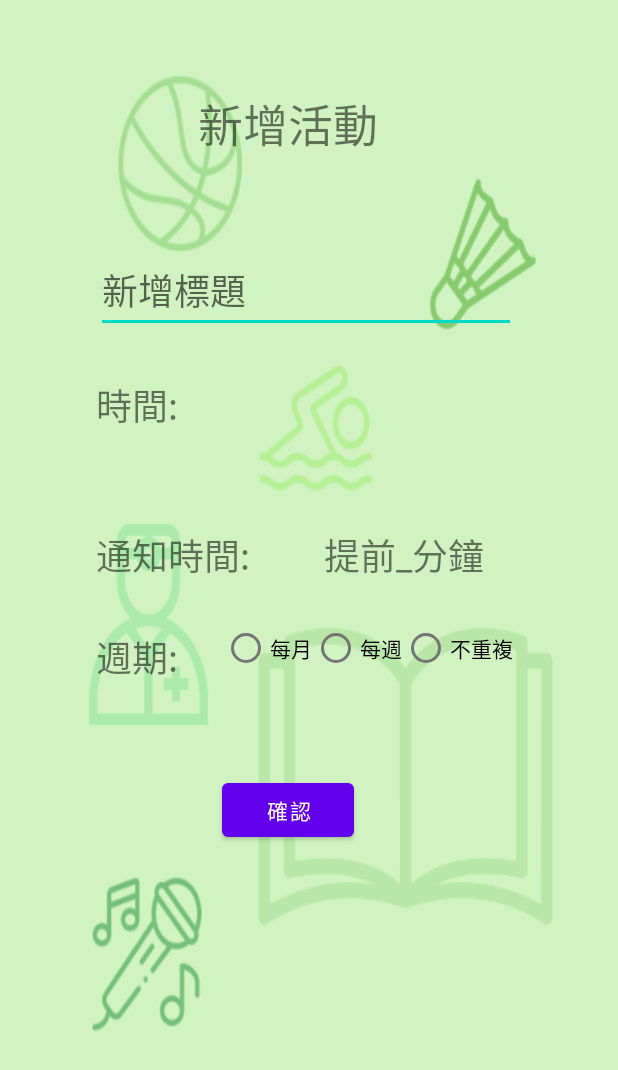
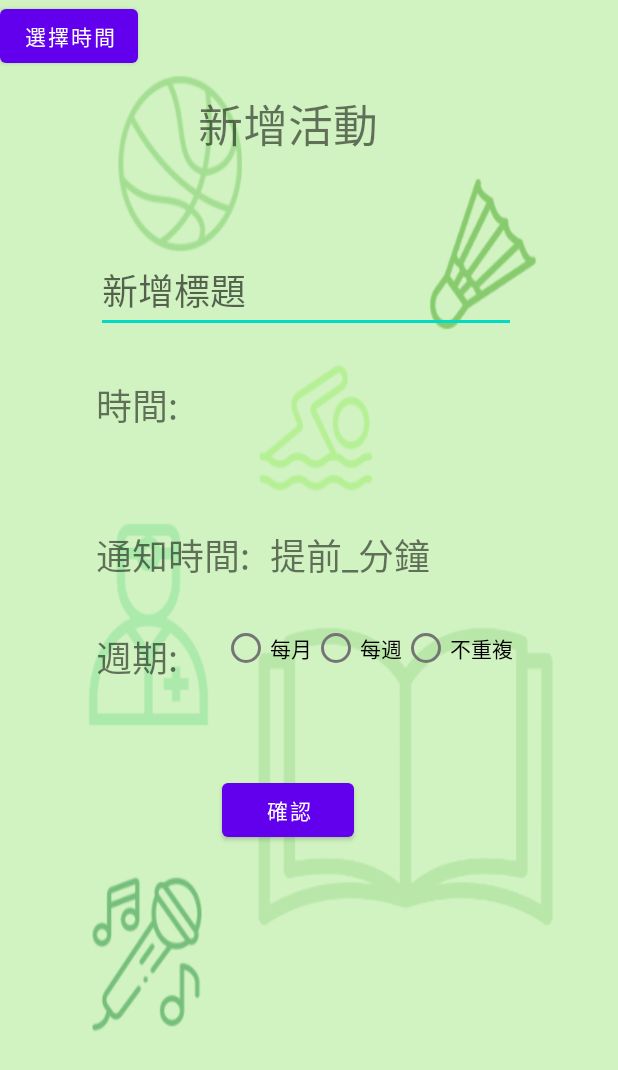
Before and after one commit to HappyGroupHub/TimeManagementMaster, an Android app: the ActivityAddEvent screen opened directly, with no data from a screen before it, on a phone screen of 412 x 824 dp. Shown: the top 1070 px of the screen. Run offline under Robolectric (Android 15) with nearby library versions, the phone set to English and light mode, and no system bars; 2 statements that could not run were skipped.

Commit message:
Update(LD) - Add time selector

```diff
--- a/app/src/main/java/com/gmail/chiyc88/timemanagementmaster/ActivityAddEvent.kt
+++ b/app/src/main/java/com/gmail/chiyc88/timemanagementmaster/ActivityAddEvent.kt
@@ -1,15 +1,23 @@
 package com.gmail.chiyc88.timemanagementmaster
 
 import android.app.Activity
+import android.app.TimePickerDialog
 import android.content.Intent
-import androidx.appcompat.app.AppCompatActivity
 import android.os.Bundle
 import android.widget.Button
 import android.widget.TextView
+import android.widget.TimePicker
+import androidx.appcompat.app.AppCompatActivity
 import java.text.SimpleDateFormat
 import java.util.*
 
-class ActivityAddEvent : AppCompatActivity() {
+class ActivityAddEvent : AppCompatActivity(), TimePickerDialog.OnTimeSetListener {
+
+    var hour = 0
+    var minute = 0
+    var savedHour = 0
+    var savedMinute = 0
+
     override fun onCreate(savedInstanceState: Bundle?) {
         super.onCreate(savedInstanceState)
         setContentView(R.layout.activity_add_event)
@@ -20,12 +28,36 @@ class ActivityAddEvent : AppCompatActivity() {
         val tv_selectedDate = findViewById<TextView>(R.id.tv_selectedDate)
         tv_selectedDate.text = String.format(dateLong)
 
+
         val btn_done = findViewById<Button>(R.id.btn_done)
-
         btn_done.setOnClickListener {
             val b = Bundle()
             setResult(Activity.RESULT_OK, Intent().putExtras(b))
             finish()
         }
+        pickTime()
+    }
+
+    fun getTimeCalendar() {
+        val cal = Calendar.getInstance()
+        hour = cal.get(Calendar.HOUR)
+        minute = cal.get(Calendar.MINUTE)
+    }
+
+    fun pickTime() {
+        val btn_selectTime = findViewById<Button>(R.id.btn_selectTime)
+        btn_selectTime.setOnClickListener {
+            getTimeCalendar()
+
+            TimePickerDialog(this, this, hour, minute, true).show()
+
+        }
+    }
+    override fun onTimeSet(p0: TimePicker?, hourOfDay: Int, minute: Int) {
+        savedHour = hourOfDay
+        savedMinute = minute
+        val tv_time = findViewById<TextView>(R.id.tv_time)
+        tv_time.text = "$hourOfDay:$minute"
+
     }
 }
--- a/app/src/main/res/layout/activity_add_event.xml
+++ b/app/src/main/res/layout/activity_add_event.xml
@@ -96,8 +96,8 @@
             android:layout_width="83dp"
             android:layout_height="wrap_content"
             android:text="不重複" />
-    </RadioGroup>
-    <![CDATA[
+    </RadioGroup><![CDATA[
+
 
     app:layout_constraintStart_toStartOf="parent"
     app:layout_constraintTop_toTopOf="parent" />
@@ -118,13 +118,15 @@
     app:layout_constraintTop_toTopOf="parent"
     tools:ignore="TouchTargetSizeCheck" />
 
+
+
     ]]>
 
     <TextView
-        android:id="@+id/textView4"
+        android:id="@+id/tv_time"
         android:layout_width="wrap_content"
         android:layout_height="wrap_content"
-        android:layout_marginStart="216dp"
+        android:layout_marginStart="180dp"
         android:layout_marginTop="352dp"
         android:text="提前_分鐘"
         android:textSize="24sp"
@@ -151,4 +153,12 @@
         app:layout_constraintStart_toEndOf="@+id/tv_time_add_event"
         app:layout_constraintTop_toTopOf="parent" />
 
+    <Button
+        android:id="@+id/btn_selectTime"
+        android:layout_width="wrap_content"
+        android:layout_height="wrap_content"
+        android:text="選擇時間"
+        tools:layout_editor_absoluteX="287dp"
+        tools:layout_editor_absoluteY="305dp" />
+
 </androidx.constraintlayout.widget.ConstraintLayout>
```
